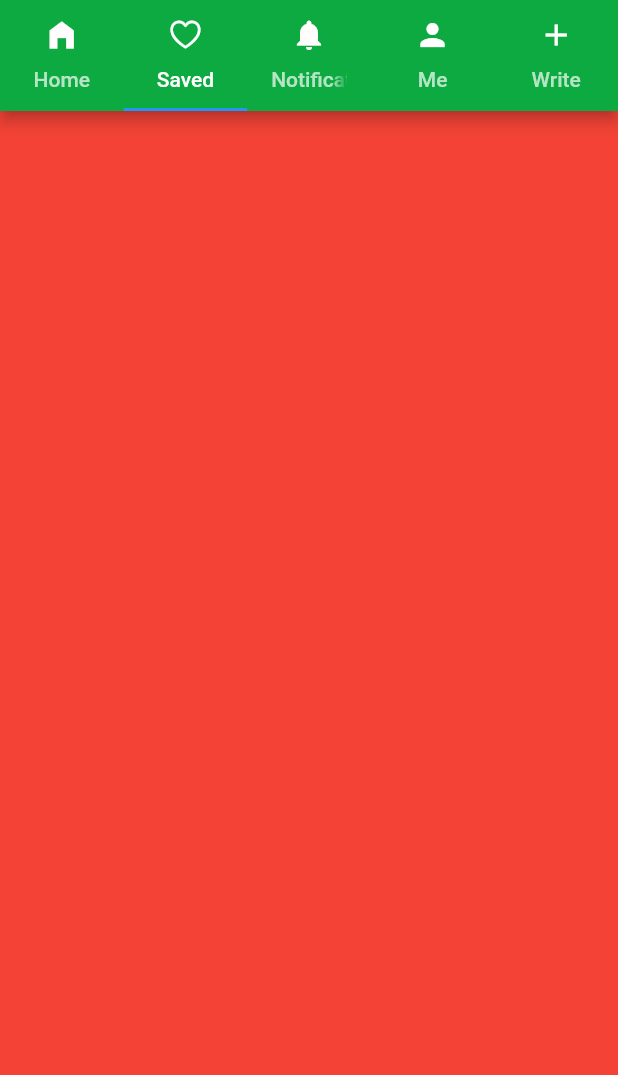
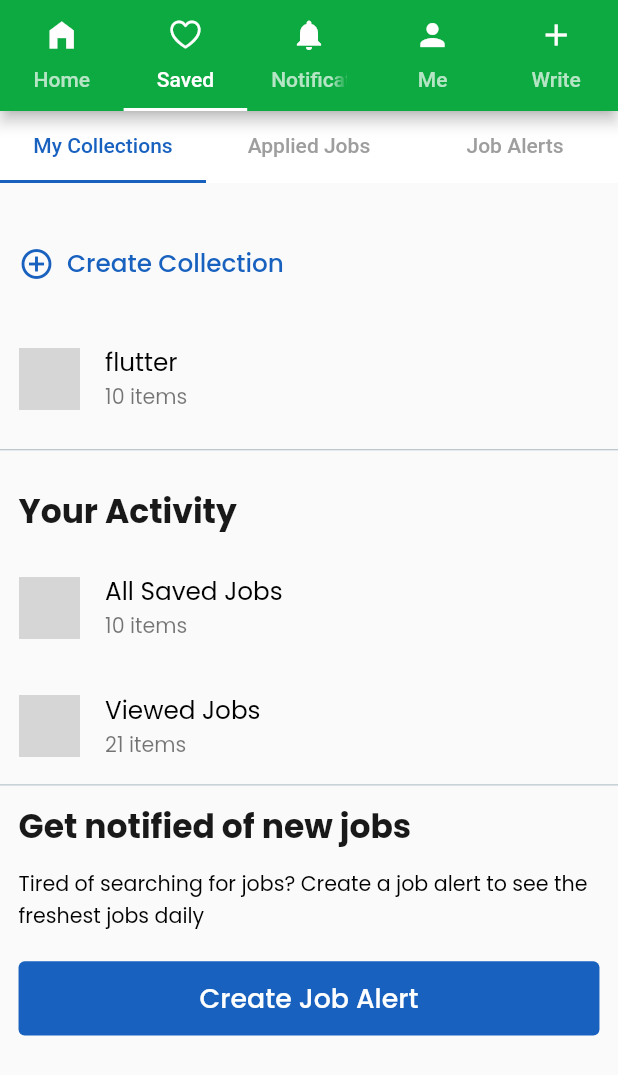
Before and after one commit to mustafayildiz12/glassdoor-ui, a Flutter app: the screen it shows after launch, tab 2 chosen, on a phone screen of 412 x 824 dp. Shown: the top 1075 px of the screen. Run offline on Flutter 3.47's test engine with Material 2 defaults, Android fonts, the light colour scheme and no system bars; our stand-ins replace sizer; network calls fail; grey boxes are pictures that could not be loaded.

Commit message:
saved tabs

```diff
--- a/lib/main.dart
+++ b/lib/main.dart
@@ -19,6 +19,9 @@ class MyApp extends StatelessWidget {
           debugShowCheckedModeBanner: false,
           title: 'Sizer',
           theme: ThemeData(
+              textTheme: Theme.of(context).textTheme.apply(
+                    fontFamily: 'Poppins',
+                  ),
               iconTheme: const IconThemeData(color: Color(0xFFFFFDFD))),
           home: const TapNavigationBar(),
         );
--- /dev/null
+++ b/lib/pages/saved.dart
@@ -0,0 +1,50 @@
+import 'package:flutter/material.dart';
+
+import '../saved_tabs/applied_jobs.dart';
+import '../saved_tabs/collections.dart';
+import '../saved_tabs/job_alerts.dart';
+
+class SavedPage extends StatefulWidget {
+  const SavedPage({Key? key}) : super(key: key);
+
+  @override
+  State<SavedPage> createState() => _SavedPageState();
+}
+
+class _SavedPageState extends State<SavedPage> {
+  @override
+  Widget build(BuildContext context) {
+    return DefaultTabController(
+      length: 3,
+      child: Scaffold(
+          appBar: AppBar(
+            elevation: 0,
+            toolbarHeight: 0,
+            backgroundColor: Colors.white,
+            bottom: const TabBar(
+                labelColor: Color(0xFF1861BF),
+                unselectedLabelColor: Colors.grey,
+                indicatorColor: Color(0xFF1861BF),
+                indicatorWeight: 2,
+                tabs: [
+                  Tab(
+                    text: "My Collections",
+                  ),
+                  Tab(
+                    text: "Applied Jobs",
+                  ),
+                  Tab(
+                    text: "Job Alerts",
+                  ),
+                ]),
+          ),
+          body: const TabBarView(
+            children: [
+              MyCollections(),
+              AppliedJobs(),
+              JobAlerts(),
+            ],
+          )),
+    );
+  }
+}
--- /dev/null
+++ b/lib/saved_tabs/collections.dart
@@ -0,0 +1,170 @@
+import 'package:flutter/material.dart';
+import 'package:sizer/sizer.dart';
+
+class MyCollections extends StatefulWidget {
+  const MyCollections({Key? key}) : super(key: key);
+
+  @override
+  State<MyCollections> createState() => _MyCollectionsState();
+}
+
+class _MyCollectionsState extends State<MyCollections> {
+  Color blueColor = const Color(0xFF1861BF);
+  @override
+  Widget build(BuildContext context) {
+    return Scaffold(
+      body: Column(
+        children: [
+          SizedBox(
+            height: 5.h,
+          ),
+          addCollectionRow(),
+          SizedBox(
+            height: 5.h,
+          ),
+          itemsRow("https://picsum.photos/id/341/200", "flutter", "10 items"),
+          SizedBox(
+            height: 2.h,
+          ),
+          littleDivider(),
+          SizedBox(
+            height: 2.h,
+          ),
+          leftBgTitle("Your Activity"),
+          SizedBox(
+            height: 3.h,
+          ),
+          itemsRow(
+              "https://picsum.photos/id/211/200", "All Saved Jobs", "10 items"),
+          SizedBox(
+            height: 4.h,
+          ),
+          itemsRow(
+              "https://picsum.photos/id/111/200", "Viewed Jobs", "21 items"),
+          SizedBox(
+            height: 1.h,
+          ),
+          littleDivider(),
+          SizedBox(
+            height: 0.4.h,
+          ),
+          leftBgTitle("Get notified of new jobs"),
+          SizedBox(
+            height: 1.4.h,
+          ),
+          Padding(
+            padding: EdgeInsets.only(left: 3.w, right: 3.w),
+            child: Align(
+                alignment: Alignment.topLeft,
+                child: Text(
+                  "Tired of searching for jobs? Create a job alert to see the freshest jobs daily",
+                  style: TextStyle(
+                      color: Colors.black,
+                      fontSize: 10.sp,
+                      fontWeight: FontWeight.w400),
+                )),
+          ),
+          SizedBox(
+            height: 2.4.h,
+          ),
+          Padding(
+            padding: EdgeInsets.symmetric(horizontal: 3.w),
+            child: Container(
+              height: 6.h,
+              width: 100.w,
+              alignment: Alignment.center,
+              decoration: BoxDecoration(
+                  color: const Color(0xFF1861BF),
+                  borderRadius: BorderRadius.circular(1.w)),
+              child: Text(
+                "Create Job Alert",
+                style: TextStyle(
+                    color: Colors.white,
+                    fontSize: 13.sp,
+                    fontWeight: FontWeight.w500),
+              ),
+            ),
+          )
+        ],
+      ),
+    );
+  }
+
+  Divider littleDivider() {
+    return Divider(
+      color: Colors.blueGrey.withOpacity(0.7),
+      thickness: 0.5,
+    );
+  }
+
+  Padding leftBgTitle(String title) {
+    return Padding(
+      padding: EdgeInsets.only(left: 3.w),
+      child: Align(
+          alignment: Alignment.topLeft,
+          child: Text(
+            title,
+            style: TextStyle(
+                color: Colors.black.withOpacity(0.9),
+                fontSize: 16.sp,
+                fontWeight: FontWeight.w700),
+          )),
+    );
+  }
+
+  Padding itemsRow(String image, String title, String subtitle) {
+    return Padding(
+      padding: EdgeInsets.symmetric(horizontal: 3.w),
+      child: Row(
+        children: [
+          SizedBox(
+            width: 10.w,
+            height: 10.w,
+            child: Image.network(
+              image,
+              fit: BoxFit.cover,
+            ),
+          ),
+          SizedBox(
+            width: 4.w,
+          ),
+          Column(
+            crossAxisAlignment: CrossAxisAlignment.start,
+            children: [
+              Text(
+                title,
+                style: TextStyle(color: Colors.black, fontSize: 12.sp),
+              ),
+              Text(
+                subtitle,
+                style: TextStyle(color: Colors.black54, fontSize: 10.sp),
+              )
+            ],
+          )
+        ],
+      ),
+    );
+  }
+
+  Padding addCollectionRow() {
+    return Padding(
+      padding: EdgeInsets.only(left: 3.w),
+      child: Row(
+        children: [
+          Icon(
+            Icons.add_circle_outline,
+            color: blueColor,
+          ),
+          SizedBox(
+            width: 2.w,
+          ),
+          Text(
+            "Create Collection",
+            style: TextStyle(
+                color: blueColor, fontWeight: FontWeight.w500, fontSize: 12.sp),
+          )
+        ],
+      ),
+    );
+  }
+}
--- a/lib/ui/tap_navigation_bar.dart
+++ b/lib/ui/tap_navigation_bar.dart
@@ -2,6 +2,7 @@ import 'package:flutter/cupertino.dart';
 import 'package:flutter/material.dart';
 
 import '../pages/home.dart';
+import '../pages/saved.dart';
 
 class TapNavigationBar extends StatefulWidget {
   const TapNavigationBar({Key? key}) : super(key: key);
@@ -31,7 +32,10 @@ class _TapNavigationBarState extends State<TapNavigationBar>
       appBar: AppBar(
         toolbarHeight: 0,
         backgroundColor: greenColor,
-        bottom: TabBar(controller: tabController, tabs: const <Tab>[
+        bottom: TabBar(
+            indicatorColor: Colors.white,
+            controller: tabController,
+            tabs: const <Tab>[
               Tab(
                 icon: Icon(Icons.home_filled),
                 text: "Home",
@@ -56,9 +60,7 @@ class _TapNavigationBarState extends State<TapNavigationBar>
       ),
       body: TabBarView(controller: tabController, children: <Widget>[
         const HomePage(),
-        Container(
-          color: Colors.red,
-        ),
+        const SavedPage(),
         Container(
           color: Colors.blue,
         ),
```
Also changed, not shown: lib/pages/home.dart (+186 -28 lines), lib/saved_tabs/applied_jobs.dart (added, +27 -0 lines), lib/saved_tabs/job_alerts.dart (added, +62 -0 lines), pubspec.yaml (+13 -4 lines), assets/fonts/Poppins-Bold.ttf (added), assets/fonts/Poppins-Light.ttf (added), assets/fonts/Poppins-Medium.ttf (added), assets/fonts/Poppins-Regular.ttf (added), assets/fonts/Poppins-SemiBold.ttf (added), 1 other file. Lines whose indentation alone changed are shown as unchanged.
